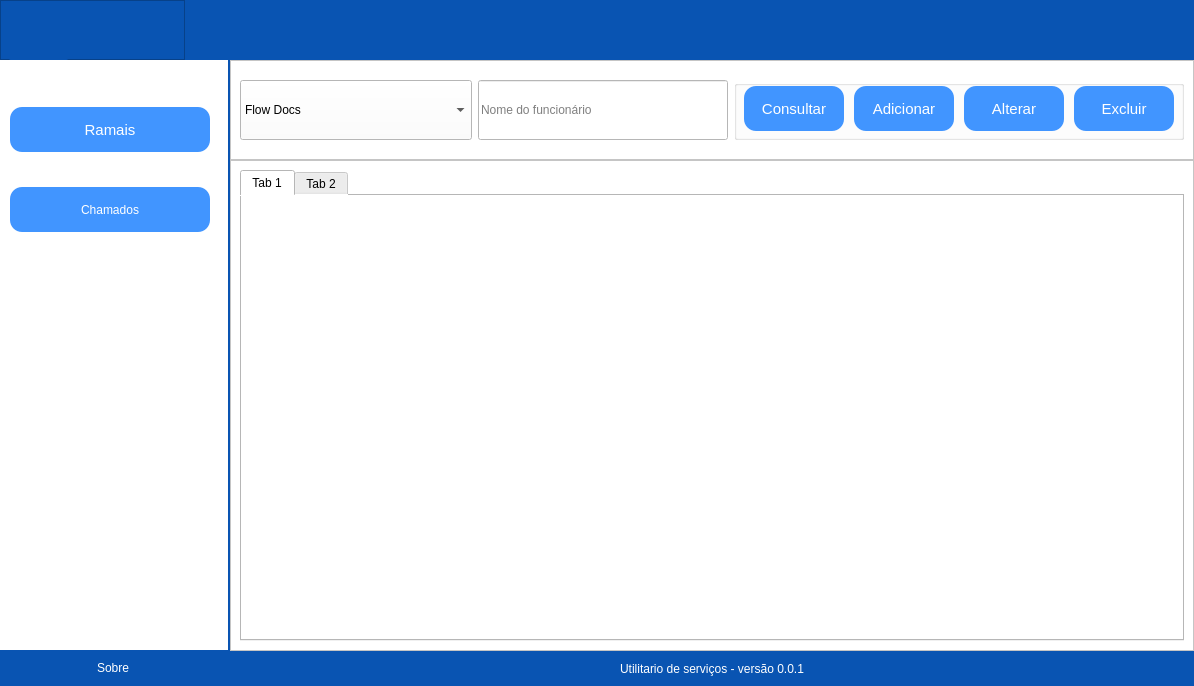
This is View/Principal.ui in mateuscosta27/Utilitario as Qt 5 draws it before an edit. The edited form follows.
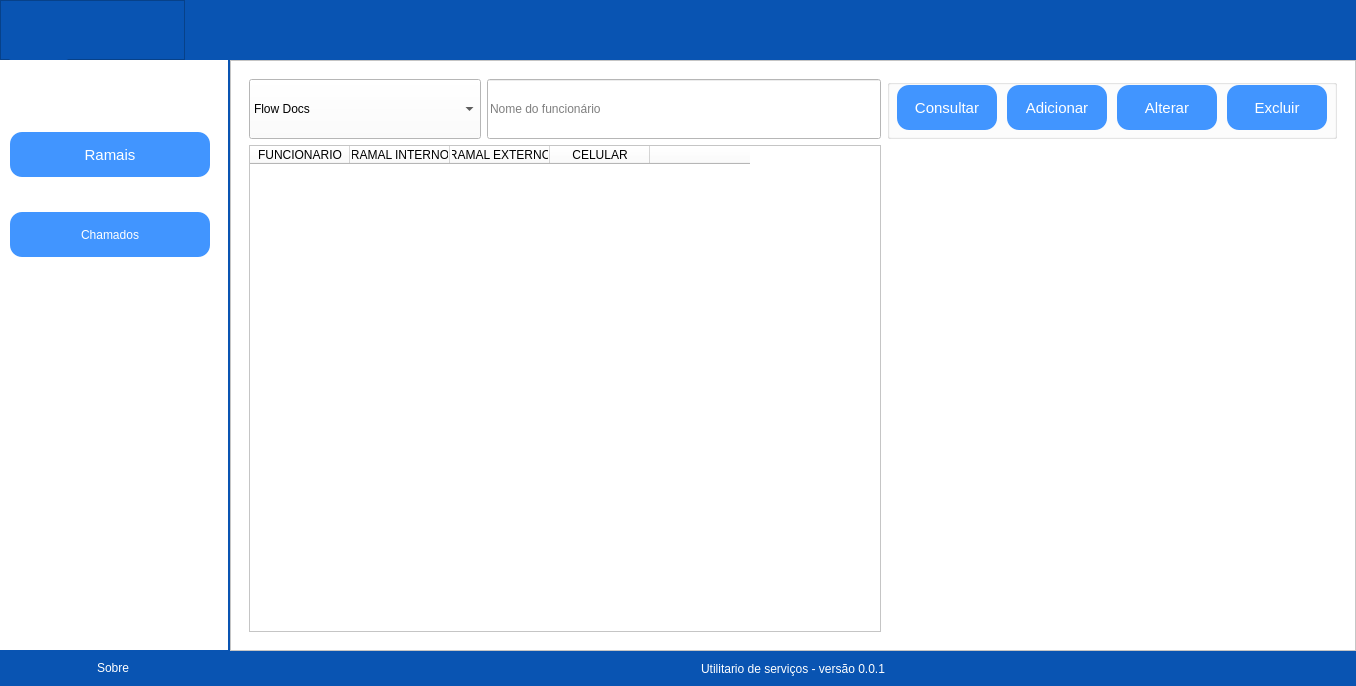
This is the edited form. Icons and pictures are not drawn.

Diff of the .ui file:
```diff
--- a/View/Principal.ui
+++ b/View/Principal.ui
@@ -9,7 +9,7 @@
    <rect>
     <x>0</x>
     <y>0</y>
-    <width>1134</width>
+    <width>1356</width>
     <height>686</height>
    </rect>
   </property>
@@ -338,7 +338,7 @@
               <number>10</number>
              </property>
              <property name="topMargin">
-              <number>0</number>
+              <number>25</number>
              </property>
              <property name="rightMargin">
               <number>0</number>
@@ -370,7 +370,6 @@
                 <font>
                  <family>MS Shell Dlg 2</family>
                  <pointsize>11</pointsize>
-                 <weight>9</weight>
                  <italic>false</italic>
                  <bold>false</bold>
                 </font>
@@ -421,8 +420,8 @@
                </property>
                <property name="iconSize">
                 <size>
-                 <width>45</width>
-                 <height>30</height>
+                 <width>35</width>
+                 <height>35</height>
                 </size>
                </property>
               </widget>
@@ -484,8 +483,8 @@
                </property>
                <property name="iconSize">
                 <size>
-                 <width>45</width>
-                 <height>30</height>
+                 <width>35</width>
+                 <height>35</height>
                 </size>
                </property>
               </widget>
@@ -677,25 +676,17 @@
               <number>0</number>
              </property>
              <item>
-              <widget class="QFrame" name="frame">
-               <property name="minimumSize">
-                <size>
-                 <width>0</width>
-                 <height>100</height>
-                </size>
-               </property>
-               <property name="maximumSize">
-                <size>
-                 <width>16777215</width>
-                 <height>100</height>
-                </size>
-               </property>
+              <widget class="QFrame" name="frame_page">
                <property name="frameShape">
                 <enum>QFrame::StyledPanel</enum>
                </property>
                <property name="frameShadow">
                 <enum>QFrame::Raised</enum>
                </property>
+               <layout class="QVBoxLayout" name="verticalLayout_6">
+                <item>
+                 <widget class="QStackedWidget" name="pages">
+                  <widget class="QWidget" name="Page_chamados">
                <layout class="QGridLayout" name="gridLayout">
                 <item row="0" column="0">
                  <widget class="QComboBox" name="cbb_select_setor">
@@ -832,7 +823,6 @@
                     <font>
                      <family>MS Shell Dlg 2</family>
                      <pointsize>11</pointsize>
-                     <weight>9</weight>
                      <italic>false</italic>
                      <bold>false</bold>
                     </font>
@@ -883,8 +873,8 @@
                    </property>
                    <property name="iconSize">
                     <size>
-                     <width>45</width>
-                     <height>30</height>
+                         <width>20</width>
+                         <height>20</height>
                     </size>
                    </property>
                   </widget>
@@ -919,7 +909,6 @@
                     <font>
                      <family>MS Shell Dlg 2</family>
                      <pointsize>11</pointsize>
-                     <weight>9</weight>
                      <italic>false</italic>
                      <bold>false</bold>
                     </font>
@@ -970,8 +959,8 @@
                    </property>
                    <property name="iconSize">
                     <size>
-                     <width>45</width>
-                     <height>30</height>
+                         <width>20</width>
+                         <height>20</height>
                     </size>
                    </property>
                   </widget>
@@ -1006,7 +995,6 @@
                     <font>
                      <family>MS Shell Dlg 2</family>
                      <pointsize>11</pointsize>
-                     <weight>9</weight>
                      <italic>false</italic>
                      <bold>false</bold>
                     </font>
@@ -1057,8 +1045,8 @@
                    </property>
                    <property name="iconSize">
                     <size>
-                     <width>45</width>
-                     <height>30</height>
+                         <width>20</width>
+                         <height>20</height>
                     </size>
                    </property>
                   </widget>
@@ -1093,7 +1081,6 @@
                     <font>
                      <family>MS Shell Dlg 2</family>
                      <pointsize>11</pointsize>
-                     <weight>9</weight>
                      <italic>false</italic>
                      <bold>false</bold>
                     </font>
@@ -1144,36 +1131,61 @@
                    </property>
                    <property name="iconSize">
                     <size>
-                     <width>45</width>
-                     <height>30</height>
+                         <width>20</width>
+                         <height>20</height>
                     </size>
                    </property>
                   </widget>
                  </widget>
                 </item>
-               </layout>
-              </widget>
-             </item>
-             <item>
-              <widget class="QFrame" name="frame_page">
-               <property name="frameShape">
-                <enum>QFrame::StyledPanel</enum>
-               </property>
-               <property name="frameShadow">
-                <enum>QFrame::Raised</enum>
-               </property>
-               <layout class="QVBoxLayout" name="verticalLayout_6">
-                <item>
-                 <widget class="QTabWidget" name="tabWidget">
-                  <widget class="QWidget" name="tab">
-                   <attribute name="title">
-                    <string>Tab 1</string>
-                   </attribute>
-                  </widget>
-                  <widget class="QWidget" name="tab_2">
-                   <attribute name="title">
-                    <string>Tab 2</string>
-                   </attribute>
+                    <item row="1" column="0" colspan="2">
+                     <widget class="QTableWidget" name="tableWidget">
+                      <column>
+                       <property name="text">
+                        <string>FUNCIONARIO</string>
+                       </property>
+                      </column>
+                      <column>
+                       <property name="text">
+                        <string>RAMAL INTERNO</string>
+                       </property>
+                      </column>
+                      <column>
+                       <property name="text">
+                        <string>RAMAL EXTERNO</string>
+                       </property>
+                      </column>
+                      <column>
+                       <property name="text">
+                        <string>CELULAR</string>
+                       </property>
+                      </column>
+                      <column>
+                       <property name="text">
+                        <string/>
+                       </property>
+                      </column>
+                     </widget>
+                    </item>
+                   </layout>
+                  </widget>
+                  <widget class="QWidget" name="page_ramal">
+                   <widget class="QLabel" name="label_2">
+                    <property name="geometry">
+                     <rect>
+                      <x>180</x>
+                      <y>100</y>
+                      <width>561</width>
+                      <height>191</height>
+                     </rect>
+                    </property>
+                    <property name="styleSheet">
+                     <string notr="true">font: 700 28pt &quot;Segoe UI&quot;;</string>
+                    </property>
+                    <property name="text">
+                     <string>Pagina Ramal</string>
+                    </property>
+                   </widget>
                   </widget>
                  </widget>
                 </item>
```
Left out of the diff: 22 changed lines with no effect on the pictures. Lines whose indentation alone changed are shown as unchanged.
